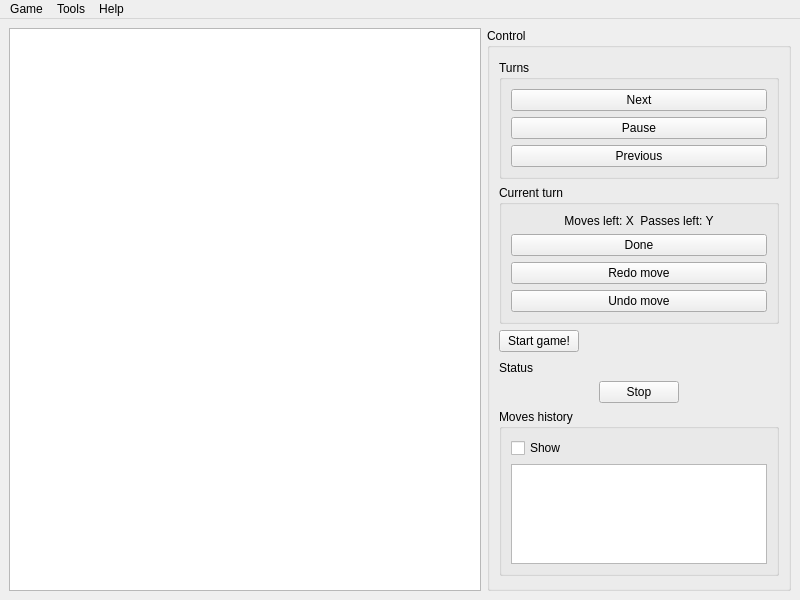
Qt form src/MainWindow.ui (Tommalla/Diaballik) before a commit.
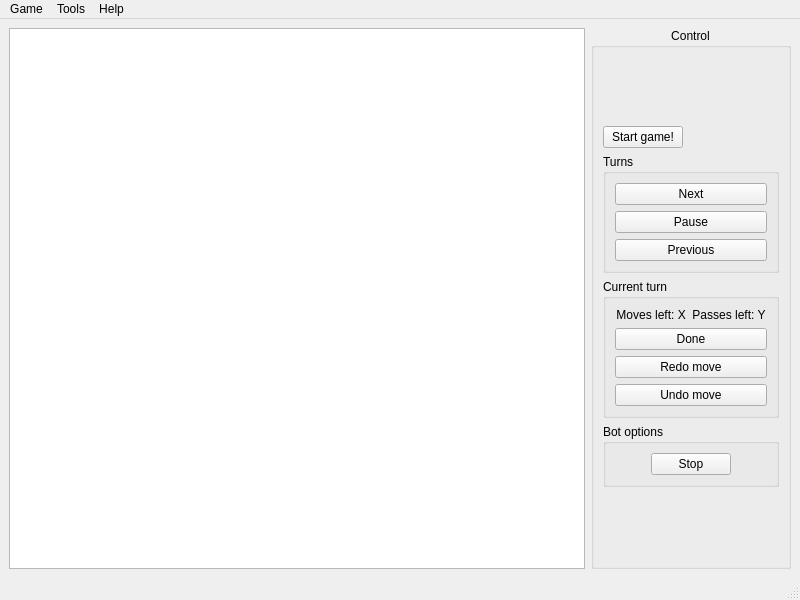
The same form after that commit.

Commit message: Started redesigning the UI. Addresses #46.

Patch:
```diff
--- a/src/MainWindow.ui
+++ b/src/MainWindow.ui
@@ -23,26 +23,45 @@
       <item>
        <widget class="QGroupBox" name="controlGropuBox">
         <property name="sizePolicy">
-         <sizepolicy hsizetype="Maximum" vsizetype="Minimum">
+         <sizepolicy hsizetype="Fixed" vsizetype="Minimum">
           <horstretch>0</horstretch>
           <verstretch>0</verstretch>
          </sizepolicy>
         </property>
         <property name="minimumSize">
          <size>
-          <width>0</width>
+          <width>200</width>
           <height>3</height>
          </size>
         </property>
         <property name="title">
          <string>Control</string>
         </property>
+        <property name="alignment">
+         <set>Qt::AlignHCenter|Qt::AlignTop</set>
+        </property>
         <layout class="QVBoxLayout" name="verticalLayout">
          <item>
           <layout class="QVBoxLayout" name="verticalLayout_5">
            <property name="sizeConstraint">
             <enum>QLayout::SetMinimumSize</enum>
            </property>
+           <item>
+            <widget class="QPushButton" name="startPushButton">
+             <property name="sizePolicy">
+              <sizepolicy hsizetype="Fixed" vsizetype="Fixed">
+               <horstretch>0</horstretch>
+               <verstretch>0</verstretch>
+              </sizepolicy>
+             </property>
+             <property name="layoutDirection">
+              <enum>Qt::LeftToRight</enum>
+             </property>
+             <property name="text">
+              <string>Start game!</string>
+             </property>
+            </widget>
+           </item>
            <item>
             <widget class="QGroupBox" name="turnsGroupBox">
              <property name="sizePolicy">
@@ -126,93 +145,30 @@
             </widget>
            </item>
            <item>
-            <widget class="QPushButton" name="startPushButton">
+            <widget class="QGroupBox" name="botOptionsGroupBox">
              <property name="sizePolicy">
-              <sizepolicy hsizetype="Fixed" vsizetype="Fixed">
-               <horstretch>0</horstretch>
-               <verstretch>0</verstretch>
-              </sizepolicy>
-             </property>
-             <property name="layoutDirection">
-              <enum>Qt::LeftToRight</enum>
-             </property>
-             <property name="text">
-              <string>Start game!</string>
-             </property>
-            </widget>
-           </item>
-          </layout>
-         </item>
-         <item>
-          <layout class="QVBoxLayout" name="verticalLayout_3">
-           <property name="sizeConstraint">
-            <enum>QLayout::SetMaximumSize</enum>
-           </property>
-           <item>
-            <layout class="QVBoxLayout" name="statusLayout">
-             <property name="sizeConstraint">
-              <enum>QLayout::SetMinimumSize</enum>
-             </property>
-             <item>
-              <widget class="QLabel" name="statusLabel">
-               <property name="sizePolicy">
-                <sizepolicy hsizetype="Minimum" vsizetype="Maximum">
-                 <horstretch>0</horstretch>
-                 <verstretch>0</verstretch>
-                </sizepolicy>
-               </property>
-               <property name="text">
-                <string>Status</string>
-               </property>
-              </widget>
-             </item>
-             <item alignment="Qt::AlignHCenter">
-              <widget class="QPushButton" name="stopButton">
-               <property name="sizePolicy">
-                <sizepolicy hsizetype="Maximum" vsizetype="Fixed">
-                 <horstretch>0</horstretch>
-                 <verstretch>0</verstretch>
-                </sizepolicy>
-               </property>
-               <property name="text">
-                <string>Stop</string>
-               </property>
-              </widget>
-             </item>
-            </layout>
-           </item>
-           <item>
-            <widget class="QGroupBox" name="groupBox_3">
-             <property name="sizePolicy">
-              <sizepolicy hsizetype="Preferred" vsizetype="Maximum">
+              <sizepolicy hsizetype="Minimum" vsizetype="Maximum">
                <horstretch>0</horstretch>
                <verstretch>0</verstretch>
               </sizepolicy>
              </property>
              <property name="title">
-              <string>Moves history</string>
+              <string>Bot options</string>
              </property>
-             <layout class="QVBoxLayout" name="verticalLayout_2">
-              <item>
-               <widget class="QCheckBox" name="showHistoryCheckBox">
-                <property name="text">
-                 <string>Show</string>
-                </property>
-               </widget>
-              </item>
-              <item>
-               <widget class="QListView" name="historyListView">
+             <layout class="QVBoxLayout" name="statusLayout">
+              <property name="sizeConstraint">
+               <enum>QLayout::SetMaximumSize</enum>
+              </property>
+              <item alignment="Qt::AlignHCenter">
+               <widget class="QPushButton" name="stopButton">
                 <property name="sizePolicy">
-                 <sizepolicy hsizetype="Preferred" vsizetype="Ignored">
+                 <sizepolicy hsizetype="Maximum" vsizetype="Fixed">
                   <horstretch>0</horstretch>
                   <verstretch>0</verstretch>
                  </sizepolicy>
                 </property>
-                <property name="minimumSize">
-                 <size>
-                  <width>0</width>
-                  <height>100</height>
-                 </size>
+                <property name="text">
+                 <string>Stop</string>
                 </property>
                </widget>
               </item>
@@ -265,6 +221,7 @@
    <addaction name="menuTools"/>
    <addaction name="menuHelp"/>
   </widget>
+  <widget class="QStatusBar" name="statusBar"/>
   <action name="actionNew">
    <property name="text">
     <string>New</string>
```
The commit also changes 2 other files.
